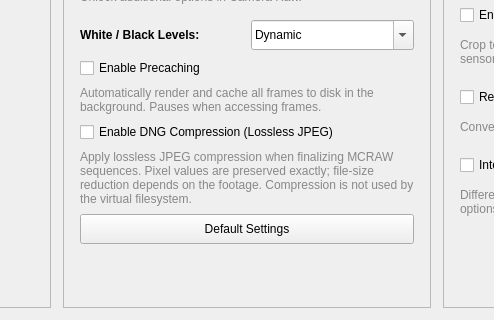
Old version of the form ui/mainwindow.ui in the repository LeonardSander/motioncam-fs; both pictures show x 697 to 1191 and y 420 to 740 of the 1520 by 740 pixel window.
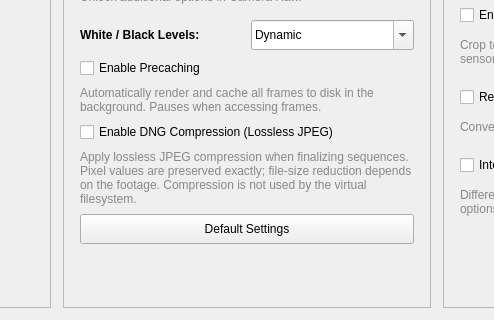
New version of the form.

What changed in the file:
```diff
--- a/ui/mainwindow.ui
+++ b/ui/mainwindow.ui
@@ -561,7 +561,7 @@
          <item>
           <widget class="QLabel" name="compressionLabel">
            <property name="text">
-            <string>&lt;html&gt;&lt;head/&gt;&lt;body&gt;&lt;p&gt;&lt;span style=&quot; font-size:9pt; color:#888888;&quot;&gt;Apply lossless JPEG compression when finalizing MCRAW sequences. Pixel values are preserved exactly; file-size reduction depends on the footage. Compression is not used by the virtual filesystem.&lt;/span&gt;&lt;/p&gt;&lt;/body&gt;&lt;/html&gt;</string>
+            <string>&lt;html&gt;&lt;head/&gt;&lt;body&gt;&lt;p&gt;&lt;span style=&quot; font-size:9pt; color:#888888;&quot;&gt;Apply lossless JPEG compression when finalizing sequences. Pixel values are preserved exactly; file-size reduction depends on the footage. Compression is not used by the virtual filesystem.&lt;/span&gt;&lt;/p&gt;&lt;/body&gt;&lt;/html&gt;</string>
            </property>
            <property name="wordWrap">
             <bool>true</bool>
```
